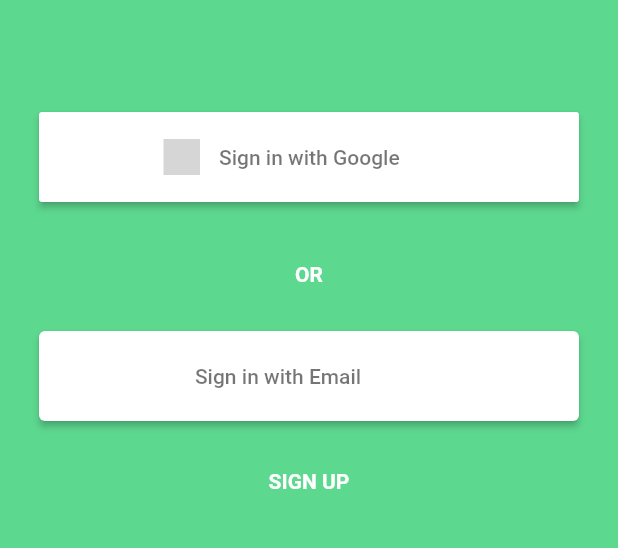
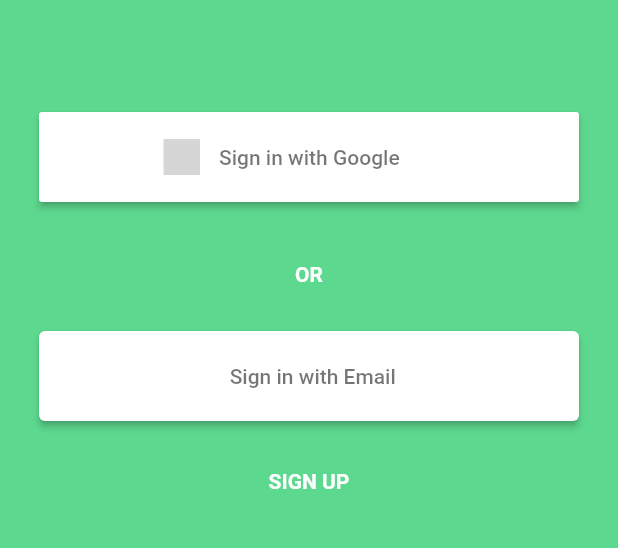
Before and after one commit to HadenHiles/daytrip, a Flutter app: the screen it shows after launch, on a phone screen of 412 x 824 dp, the part 590-1138 px from its top. Run offline on Flutter 3.47's test engine with Material 2 defaults, Android fonts, the phone set to English and light mode, and no system bars; our stand-ins replace firebase_auth, firebase_core, flutter_signin_button, google_sign_in, settings_ui, shared_preferences; missing offline and left inert: password_strength; accounts and stored records are empty; grey boxes are pictures that could not be loaded.

Commit message:
Update sign in with email button text color

```diff
--- a/lib/Login.dart
+++ b/lib/Login.dart
@@ -144,7 +144,7 @@ class _LoginState extends State<Login> {
                           mainAxisAlignment: MainAxisAlignment.center,
                           children: [
                             FractionalTranslation(
-                              translation: Offset(-0.2, 0.0),
+                              translation: Offset(0.0, 0.0),
                               child: Align(
                                 child: SizedBox(
                                   height: 100,
@@ -152,7 +152,12 @@ class _LoginState extends State<Login> {
                                     children: [
                                       Container(
                                         margin: EdgeInsets.only(left: 5),
-                                        child: Text('Sign in with Email'),
+                                        child: Text(
+                                          'Sign in with Email',
+                                          style: TextStyle(
+                                            color: Theme.of(context).colorScheme.onPrimary,
+                                          ),
+                                        ),
                                       ),
                                     ],
                                   ),
```
